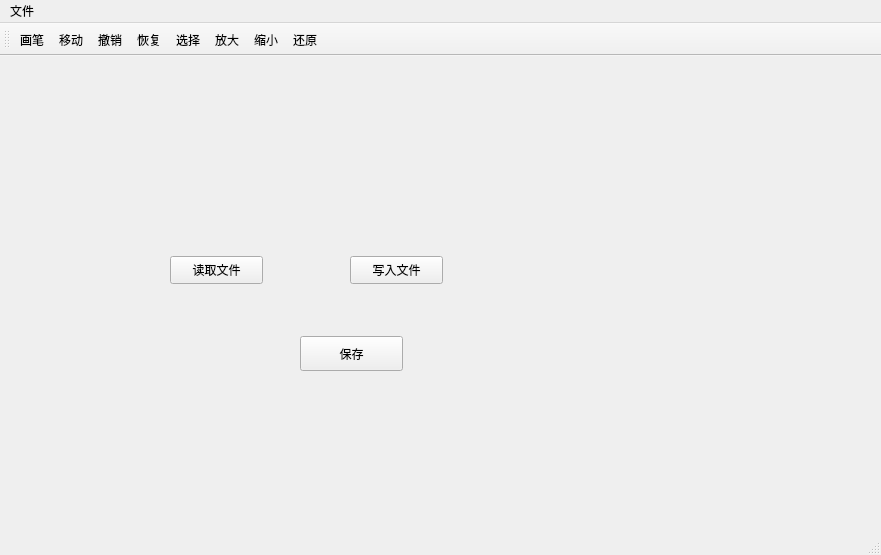
Qt form mainwindow.ui (ITERATOR-ACM-TEAM/VIPainter) before a commit.
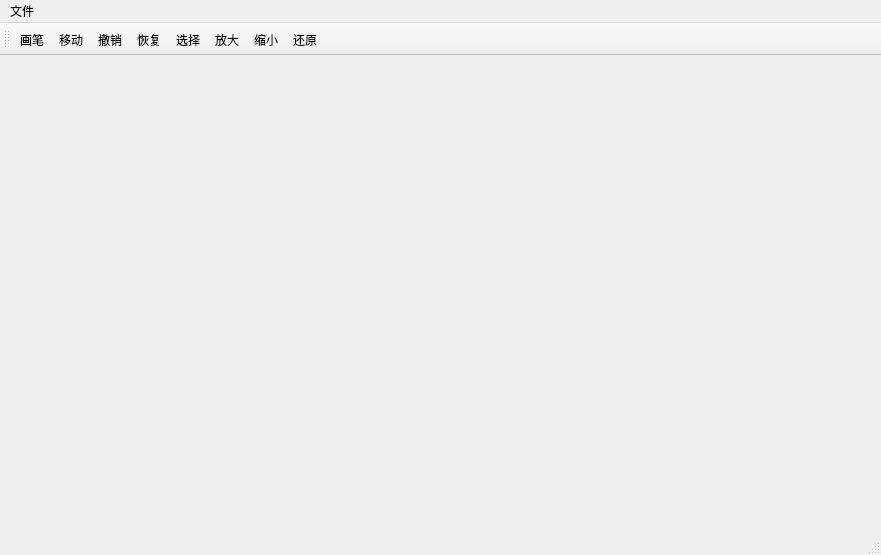
The same form after that commit. Icons and pictures are not drawn.

The edit to the form file:
```diff
--- a/mainwindow.ui
+++ b/mainwindow.ui
@@ -13,47 +13,7 @@
   <property name="windowTitle">
    <string>MainWindow</string>
   </property>
-  <widget class="QWidget" name="centralWidget">
-   <widget class="QPushButton" name="BtRead">
-    <property name="geometry">
-     <rect>
-      <x>170</x>
-      <y>200</y>
-      <width>93</width>
-      <height>28</height>
-     </rect>
-    </property>
-    <property name="text">
-     <string>读取文件</string>
-    </property>
-   </widget>
-   <widget class="QPushButton" name="BtWrite">
-    <property name="geometry">
-     <rect>
-      <x>350</x>
-      <y>200</y>
-      <width>93</width>
-      <height>28</height>
-     </rect>
-    </property>
-    <property name="text">
-     <string>写入文件</string>
-    </property>
-   </widget>
-   <widget class="QPushButton" name="BtSave">
-    <property name="geometry">
-     <rect>
-      <x>300</x>
-      <y>280</y>
-      <width>103</width>
-      <height>35</height>
-     </rect>
-    </property>
-    <property name="text">
-     <string>保存</string>
-    </property>
-   </widget>
-  </widget>
+  <widget class="QWidget" name="centralWidget"/>
   <widget class="QMenuBar" name="menuBar">
    <property name="geometry">
     <rect>
```
Left out of the diff: 2 changed lines with no effect on the pictures.
